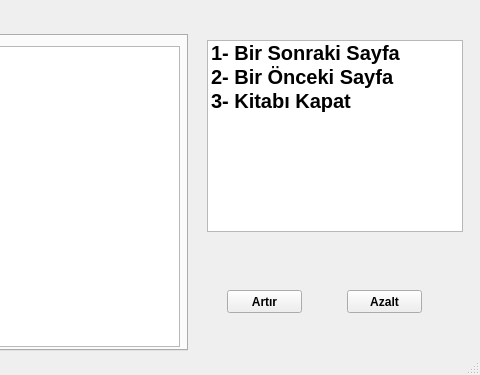
ozkandgn/IotOperationsWithEyes, file Interface/books.ui: the form before one commit; both pictures show x 453 to 933 and y 0 to 375 of the 933 by 375 pixel window.
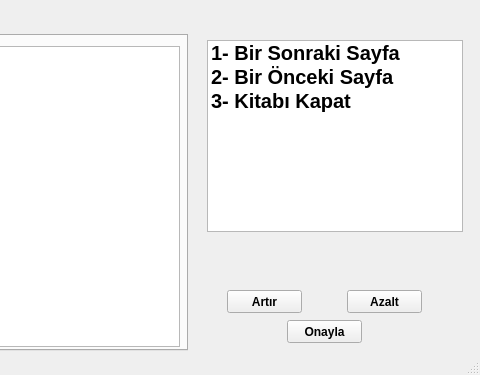
The form after the commit.

Diff of the .ui file:
```diff
--- a/Interface/books.ui
+++ b/Interface/books.ui
@@ -164,6 +164,25 @@
      <string>Azalt</string>
     </property>
    </widget>
+   <widget class="QPushButton" name="kitapOnaylaBtn">
+    <property name="geometry">
+     <rect>
+      <x>740</x>
+      <y>320</y>
+      <width>75</width>
+      <height>23</height>
+     </rect>
+    </property>
+    <property name="font">
+     <font>
+      <weight>75</weight>
+      <bold>true</bold>
+     </font>
+    </property>
+    <property name="text">
+     <string>Onayla</string>
+    </property>
+   </widget>
   </widget>
   <widget class="QStatusBar" name="statusbar"/>
  </widget>
```
